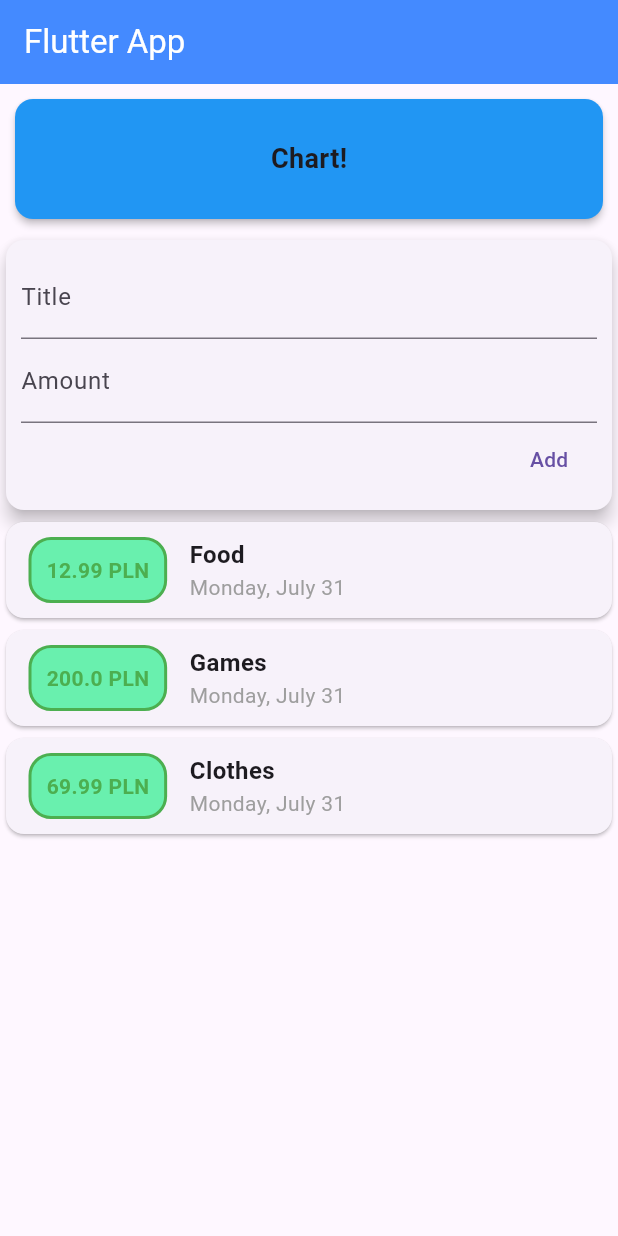
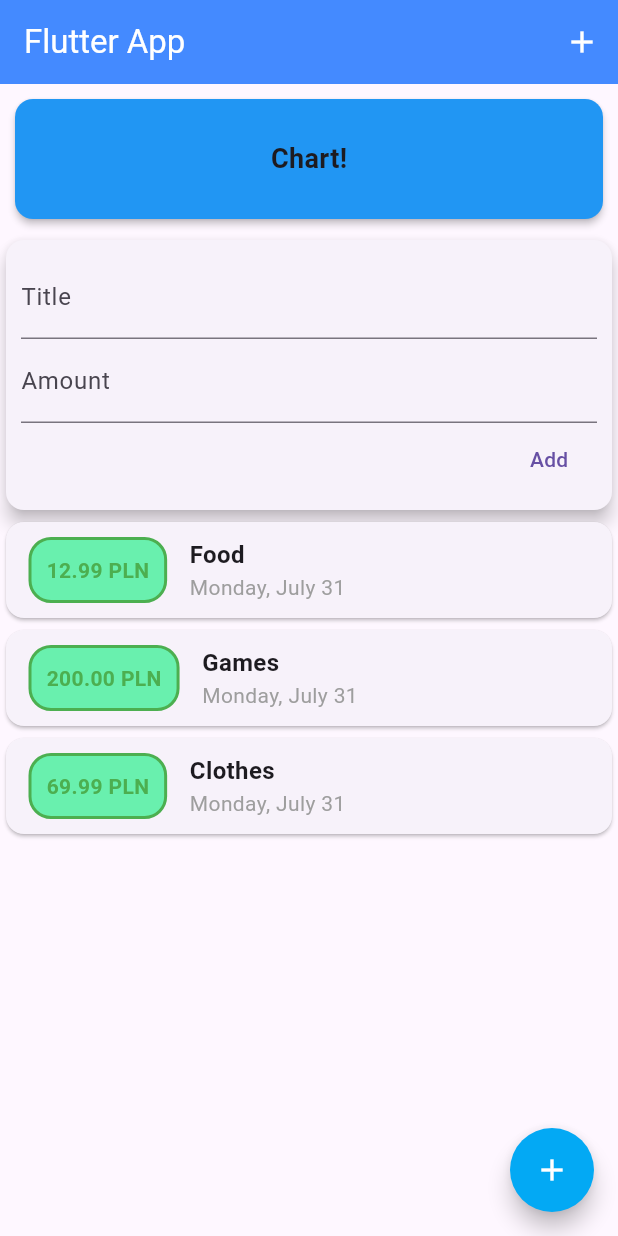
Before and after one commit to Tomushh97/expenses_app, a Flutter app: the screen it shows after launch, on a phone screen of 412 x 824 dp. Run offline on Flutter 3.47's test engine with Material 2 defaults, Android fonts, the phone set to English and light mode, and no system bars.

Commit message:
action buttons added

```diff
--- a/lib/main.dart
+++ b/lib/main.dart
@@ -27,6 +27,12 @@ class MyHomePage extends StatelessWidget {
     return Scaffold(
       appBar: AppBar(
         title: const Text('Flutter App'),
+        actions: <Widget>[
+          IconButton(
+            onPressed: () {},
+            icon: Icon(Icons.add),
+          ),
+        ],
         backgroundColor: Colors.blueAccent,
         foregroundColor: Colors.white,
       ),
@@ -53,6 +59,13 @@ class MyHomePage extends StatelessWidget {
           ],
         ),
       ),
+      floatingActionButton: FloatingActionButton(
+        onPressed: () {},
+        child: Icon(Icons.add),
+        shape: CircleBorder(),
+        backgroundColor: Colors.lightBlue,
+        foregroundColor: Colors.white,
+      ),
     );
   }
 }
--- a/lib/widgets/transaction_list.dart
+++ b/lib/widgets/transaction_list.dart
@@ -25,7 +25,7 @@ class TransactionList extends StatelessWidget {
                 ),
                 padding: const EdgeInsets.all(10),
                 child: Text(
-                  '${_userTransactions[index].amount} PLN',
+                  '${_userTransactions[index].amount.toStringAsFixed(2)} PLN',
                   style: const TextStyle(
                       color: Colors.green, fontWeight: FontWeight.bold),
                 ),
```
